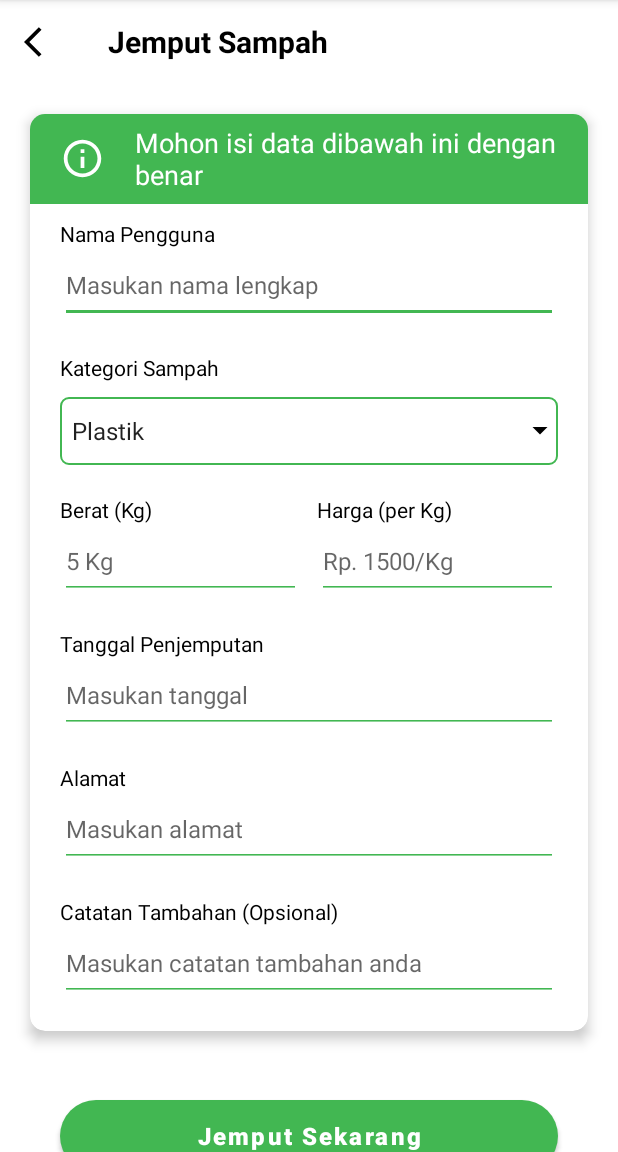
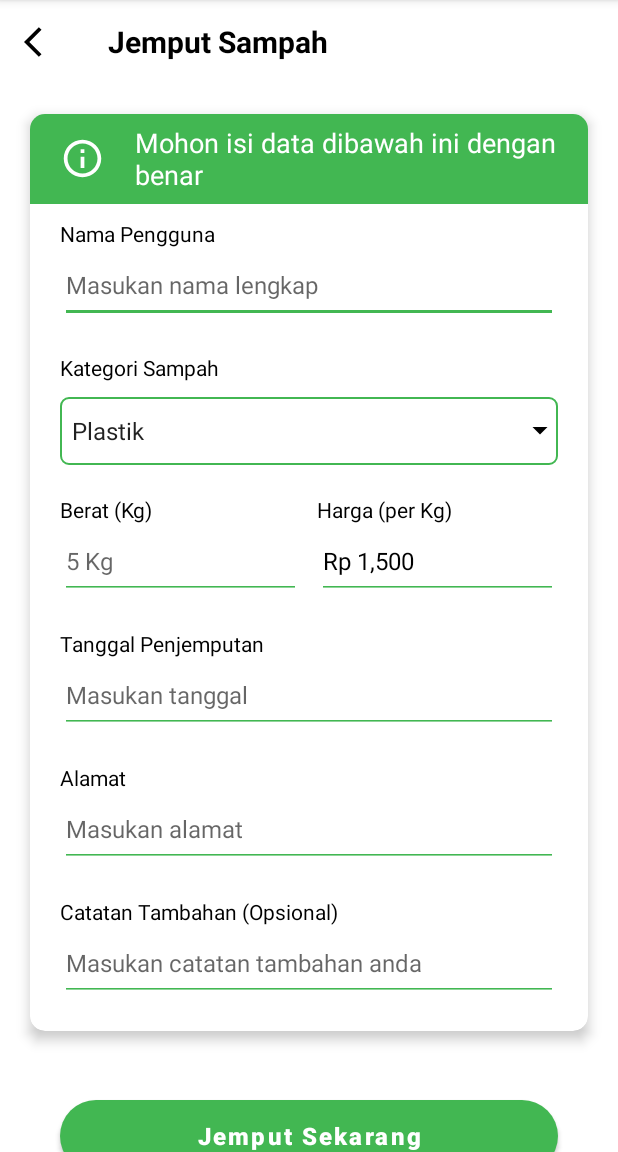
Before and after one commit to prasetya4di/MyBankSampah, an Android app: the PickUpActivity screen opened directly, with no data from a screen before it, on a phone screen of 412 x 824 dp, the part 84-1236 px from its top. Run offline under Robolectric (Android 15) with nearby library versions, the phone set to English and light mode, and no system bars; our stand-ins replace Dagger/Hilt's generated code, RxJava.

Commit message:
go back after finish fill the pick up form

```diff
--- a/app/src/main/java/com/project/banksampah/view/pickup/PickUpActivity.kt
+++ b/app/src/main/java/com/project/banksampah/view/pickup/PickUpActivity.kt
@@ -10,6 +10,7 @@ import androidx.appcompat.app.AppCompatActivity
 import androidx.core.widget.doOnTextChanged
 import com.project.banksampah.R
 import com.project.banksampah.databinding.ActivityPickUpBinding
+import com.project.banksampah.util.Formatter
 import dagger.hilt.android.AndroidEntryPoint
 import java.text.SimpleDateFormat
 import java.util.*
@@ -23,6 +24,10 @@ class PickUpActivity : AppCompatActivity() {
         binding = ActivityPickUpBinding.inflate(layoutInflater)
         val view = binding.root
         setContentView(view)
+
+        viewModel.pricePerKg.observeForever {
+            binding.inputPerKg.setText(Formatter.rupiahFormat(it))
+        }
         binding.inputName.doOnTextChanged { text, _, _, _ -> viewModel.setName(text.toString()) }
         binding.inputAddress.doOnTextChanged { text, _, _, _ -> viewModel.setAddress(text.toString()) }
         binding.inputNote.doOnTextChanged { text, _, _, _ -> viewModel.setNote(text.toString()) }
@@ -64,6 +69,7 @@ class PickUpActivity : AppCompatActivity() {
         }
         binding.btnCheckout.setOnClickListener {
             viewModel.addPickUp()
+            finish()
         }
     }
 }
```
